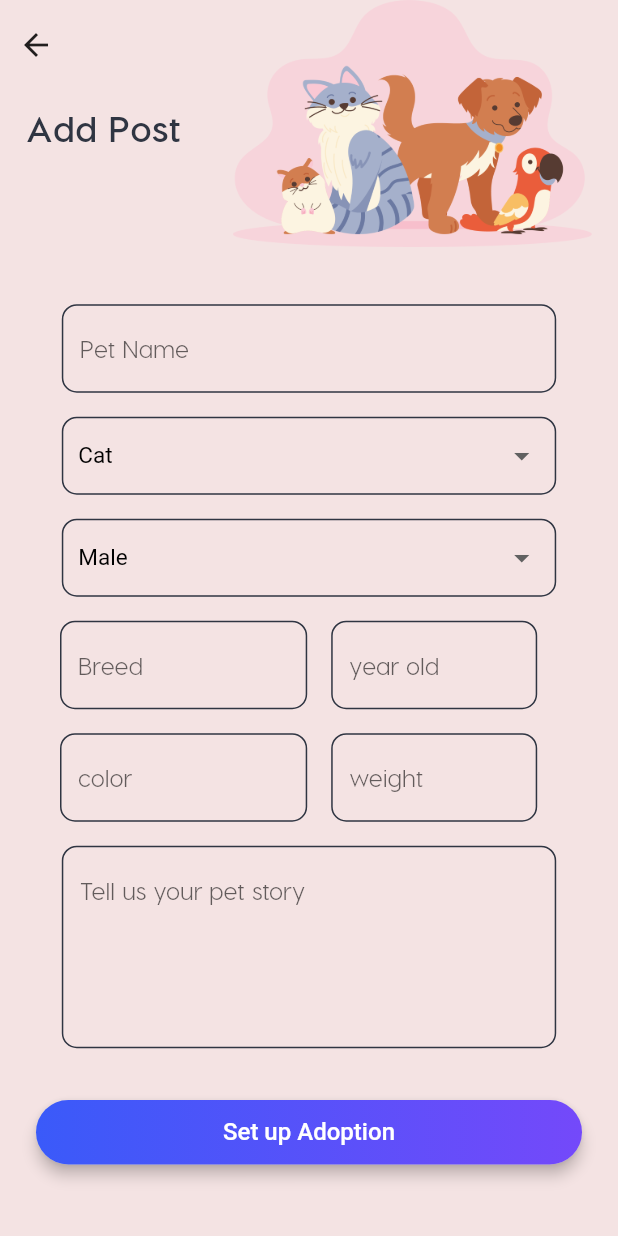
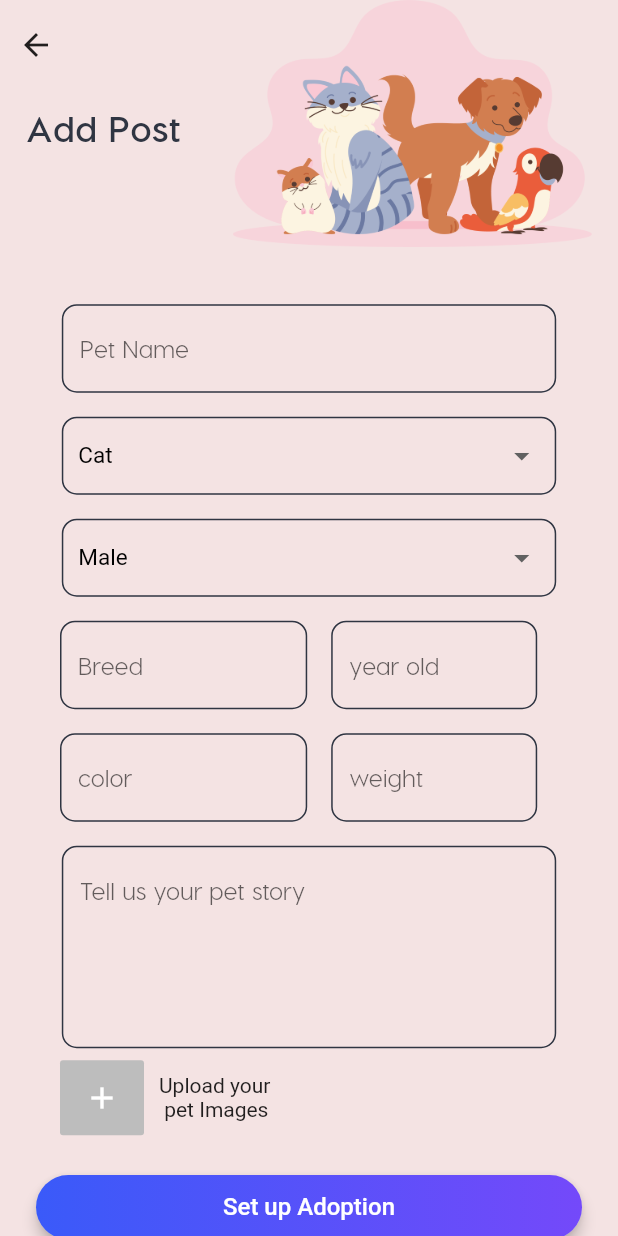
Before and after one commit to AnujGajbhiye2/PetsAnyWhere, a Flutter app: the AddPost screen opened by its route, on a phone screen of 412 x 824 dp. Run offline on Flutter 3.47's test engine with Material 2 defaults, Android fonts, the phone set to English and light mode, and no system bars; our stand-ins replace after_layout, cached_network_image, flutter_svg, font_awesome_flutter, geolocator, google_sign_in and 3 more; missing offline and left inert: cloudinary_public, geocoder, multi_image_picker; accounts and stored records are empty; Roboto replaces fonts that are missing (VisbyCF).

Commit message:
⬆️ images upload completed

```diff
--- a/lib/environment/Strings.dart
+++ b/lib/environment/Strings.dart
@@ -2,3 +2,4 @@ const dev_API_LINK = 'http://10.0.2.2:5000/api/v1';
 
 const register = dev_API_LINK + '/register';
 const login = dev_API_LINK + '/login';
+const upload = dev_API_LINK + '/upload';
--- a/lib/screens/AddPost.dart
+++ b/lib/screens/AddPost.dart
@@ -1,3 +1,9 @@
+import 'dart:convert';
+import 'dart:io' as IO;
+import 'package:cloudinary_public/cloudinary_public.dart';
+import 'package:http/http.dart' as http;
+import 'package:multi_image_picker/multi_image_picker.dart';
+import 'package:paw/environment/Strings.dart' as env;
 import 'package:flutter/material.dart';
 import 'package:paw/components/AppButton.dart';
 import 'package:paw/components/CustomDropDown.dart';
@@ -14,6 +20,10 @@ class AddPost extends StatefulWidget {
 }
 
 class _AddPostState extends State<AddPost> {
+  List<Asset> images = <Asset>[];
+  String _error = 'No Error Dectected';
+  final cloudinary = CloudinaryPublic('paw', 'paw_preset', cache: false);
+
   final List<CategoryDropDownModel> _categoryDropDownModelList = [
     CategoryDropDownModel(id: 'cat', categoryName: 'Cat'),
     CategoryDropDownModel(id: 'dog', categoryName: 'Dog'),
@@ -163,6 +173,31 @@ class _AddPostState extends State<AddPost> {
                     isMultiLine: true,
                   ),
                   Padding(
+                    padding: const EdgeInsets.only(left: 40.0),
+                    child: Row(
+                      children: [
+                        ButtonTheme(
+                          height: 50,
+                          minWidth: 50,
+                          child: FlatButton(
+                            color: Colors.grey[400],
+                            child: Icon(
+                              Icons.add,
+                              color: Colors.white,
+                            ),
+                            onPressed: () {
+                              loadAssets();
+                            },
+                          ),
+                        ),
+                        SizedBox(
+                          width: 10,
+                        ),
+                        displayImages()
+                      ],
+                    ),
+                  ),
+                  Padding(
                     padding: const EdgeInsets.all(kDefaultPadding * 1.2),
                     child: AppButton(
                       onPressed: () {
@@ -180,4 +215,68 @@ class _AddPostState extends State<AddPost> {
       ),
     );
   }
+
+  Future<void> loadAssets() async {
+    List<Asset> resultList = <Asset>[];
+    String error = 'No error detected';
+
+    try {
+      resultList = await MultiImagePicker.pickImages(
+        maxImages: 4,
+        enableCamera: true,
+        selectedAssets: images,
+        cupertinoOptions: CupertinoOptions(takePhotoIcon: "chat"),
+      );
+    } catch (e) {
+      error = e.toString();
+    }
+
+    if (!mounted) return;
+
+    setState(() {
+      images = resultList;
+      _error = error;
+    });
+  }
+
+  Widget displayImages() {
+    if (images.length > 0) {
+      return AssetThumb(
+        asset: images[0],
+        width: 30,
+        height: 30,
+      );
+    } else {
+      return Text('Upload your \n pet Images');
+    }
+  }
+
+  Widget buildGridView() {
+    return GridView.count(
+      crossAxisCount: 3,
+      children: List.generate(images.length, (index) {
+        Asset asset = images[index];
+        return AssetThumb(
+          asset: asset,
+          width: 30,
+          height: 30,
+        );
+      }),
+    );
+  }
+
+  Future uploadImage() async {
+    final images = await MultiImagePicker.pickImages(maxImages: 4);
+
+    List<CloudinaryResponse> uploaddedImages = await cloudinary.multiUpload(
+      images
+          .map(
+            (image) => CloudinaryFile.fromFutureByteData(image.getByteData(),
+                identifier: image.identifier),
+          )
+          .toList(),
+    );
+
+    print(uploaddedImages);
+  }
 }
--- a/pubspec.yaml
+++ b/pubspec.yaml
@@ -26,6 +26,7 @@ dependencies:
   after_layout: ^1.0.7+2
   cached_network_image: ^2.3.1
   cupertino_icons: ^0.1.3
+  cloudinary_public: 0.7.0
   flutter_svg: 0.18.1
   font_awesome_flutter: ^8.8.1
   geocoder: 0.2.1
@@ -33,6 +34,7 @@ dependencies:
   google_sign_in: ^4.5.9
   http: ^0.12.2
   like_button: ^1.0.1
+  multi_image_picker: 4.7.15
   nb_utils: 3.1.6+7
   shared_preferences: ^0.5.12+4
 
```
Also changed, not shown: pubspec.lock, 2 other files.
